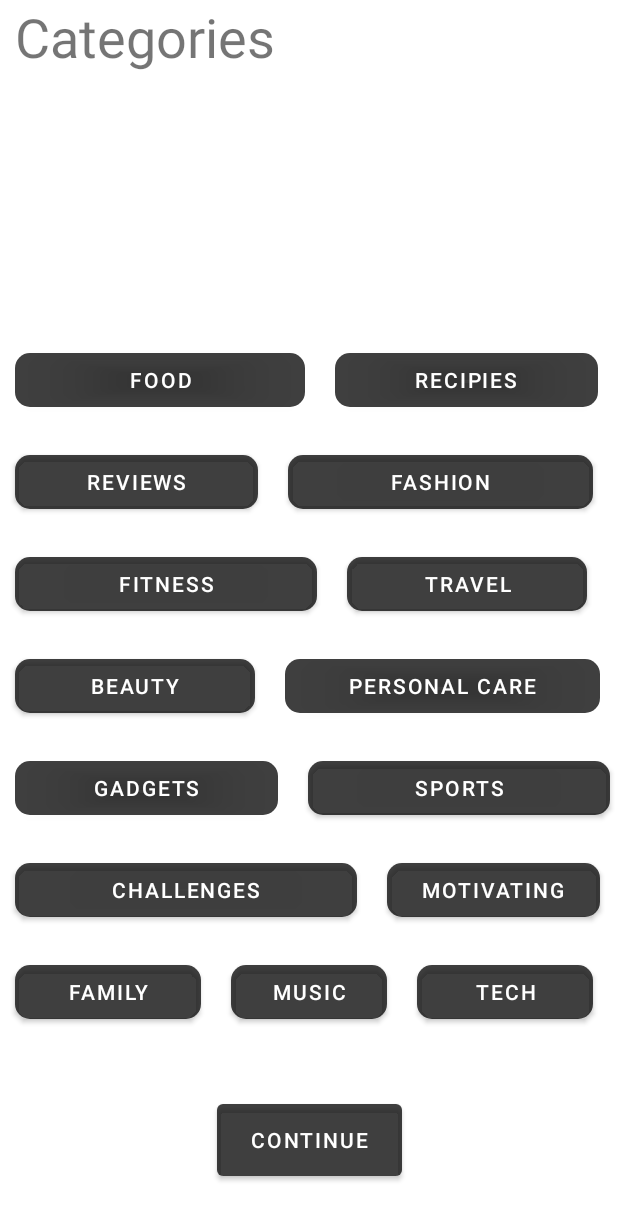
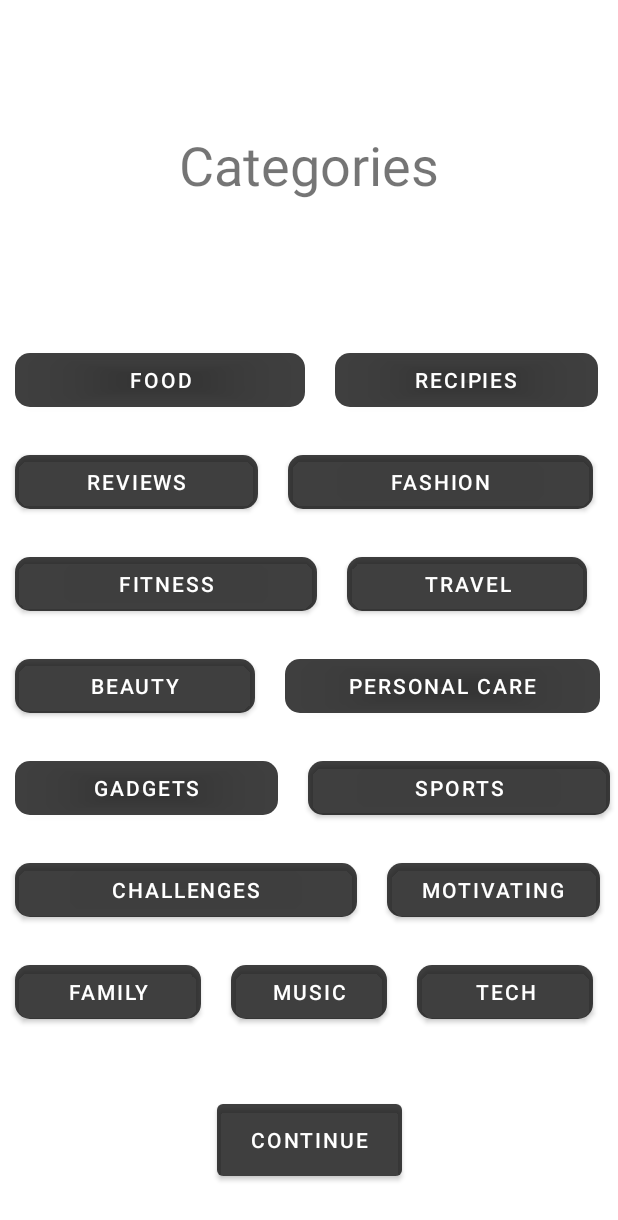
Before and after one commit to PulkitAsri/Trell_app, an Android app: the layout activity_categories_choose.xml on its own in the app's theme, with its tools: preview values and no code run, on a phone screen of 412 x 824 dp. Shown: the top 1220 px of the screen. Run offline under Robolectric (Android 15) with nearby library versions, the light colour scheme and no system bars; Roboto replaces fonts that are not available here.

Commit message:
minor bug fixed

```diff
--- a/app/src/main/java/com/example/trell_app/CategoriesChooseActivity.java
+++ b/app/src/main/java/com/example/trell_app/CategoriesChooseActivity.java
@@ -16,7 +16,7 @@ import java.util.ArrayList;
 public class CategoriesChooseActivity extends AppCompatActivity {
 
 
-    private Button mfood, mrecipies, mreviews, mfashion, mfitness, mtravel, mbeauty, mpersonalcare, mgadgets, msports, mchallenges, mmotivating, mfamily, mmusic, mtech;
+    public Button mfood, mrecipies, mreviews, mfashion, mfitness, mtravel, mbeauty, mpersonalcare, mgadgets, msports, mchallenges, mmotivating, mfamily, mmusic, mtech;
     private Button submitButton;
 
     private boolean[] categories;
@@ -25,7 +25,7 @@ public class CategoriesChooseActivity extends AppCompatActivity {
     @Override
     protected void onCreate(Bundle savedInstanceState) {
         super.onCreate(savedInstanceState);
-        setContentView(R.layout.activity_main);
+        setContentView(R.layout.activity_categories_choose);
 
 
         categories = new boolean[15];
--- a/app/src/main/java/com/example/trell_app/SignUpActivity.java
+++ b/app/src/main/java/com/example/trell_app/SignUpActivity.java
@@ -63,7 +63,7 @@ public class SignUpActivity extends AppCompatActivity {
                 Log.i("Auth Started","");
                 if(user!=null){
                     Log.i("Auth Starte in ","");
-                    Intent intent= new Intent(getApplicationContext(), CategoriesChooseActivity.class);
+                    Intent intent= new Intent(getApplicationContext(), HomeActivity.class);
                     intent.addFlags(Intent.FLAG_ACTIVITY_CLEAR_TOP);
                     startActivity(intent);
                     finish();
--- a/app/src/main/res/layout/activity_categories_choose.xml
+++ b/app/src/main/res/layout/activity_categories_choose.xml
@@ -214,12 +214,14 @@
 
     <TextView
         android:id="@+id/textView5"
-        android:layout_width="194dp"
-        android:layout_height="83dp"
+        android:layout_width="wrap_content"
+        android:layout_height="wrap_content"
         android:text="Categories"
         android:textAlignment="center"
         android:textSize="36sp"
         app:flow_verticalAlign="center"
-        tools:layout_editor_absoluteX="108dp"
-        tools:layout_editor_absoluteY="50dp" />
+        app:layout_constraintBottom_toTopOf="@+id/linearLayout"
+        app:layout_constraintEnd_toEndOf="parent"
+        app:layout_constraintStart_toStartOf="parent"
+        app:layout_constraintTop_toTopOf="parent" />
 </androidx.constraintlayout.widget.ConstraintLayout>
```
